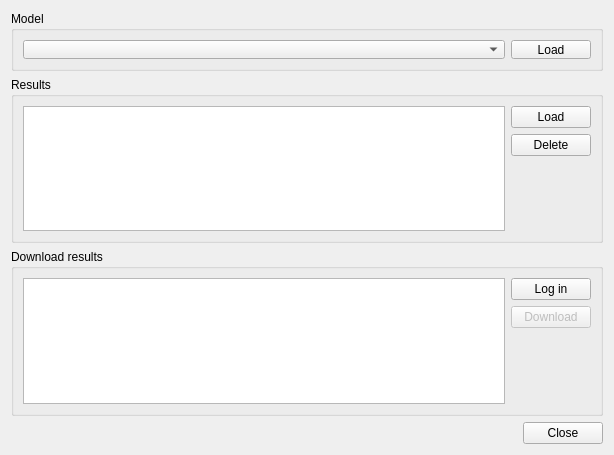
The window that ui/threedi_result_selection_dialog.ui (nens/threedi-results-analysis) describes before a commit, drawn with Qt 5.
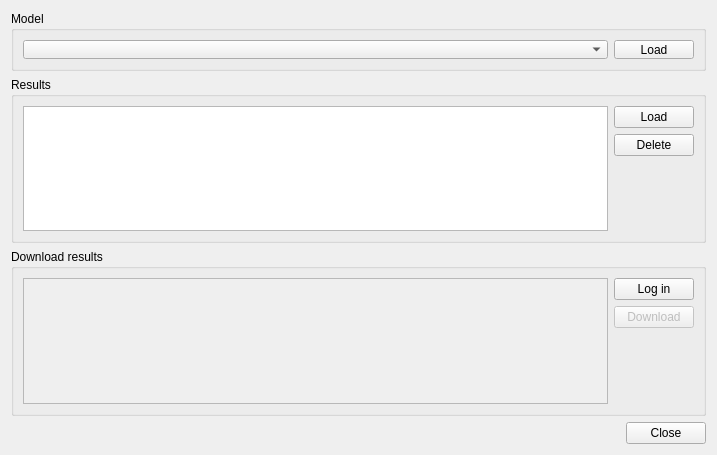
The same window after the commit. Custom widgets are drawn as their Qt base class.

Diff of the .ui file:
```diff
--- a/ui/threedi_result_selection_dialog.ui
+++ b/ui/threedi_result_selection_dialog.ui
@@ -6,7 +6,7 @@
    <rect>
     <x>0</x>
     <y>0</y>
-    <width>614</width>
+    <width>717</width>
     <height>455</height>
    </rect>
   </property>
@@ -133,7 +133,7 @@
       <item>
        <widget class="QTableView" name="downloadResultTableView">
         <property name="enabled">
-         <bool>true</bool>
+         <bool>false</bool>
         </property>
        </widget>
       </item>
```
